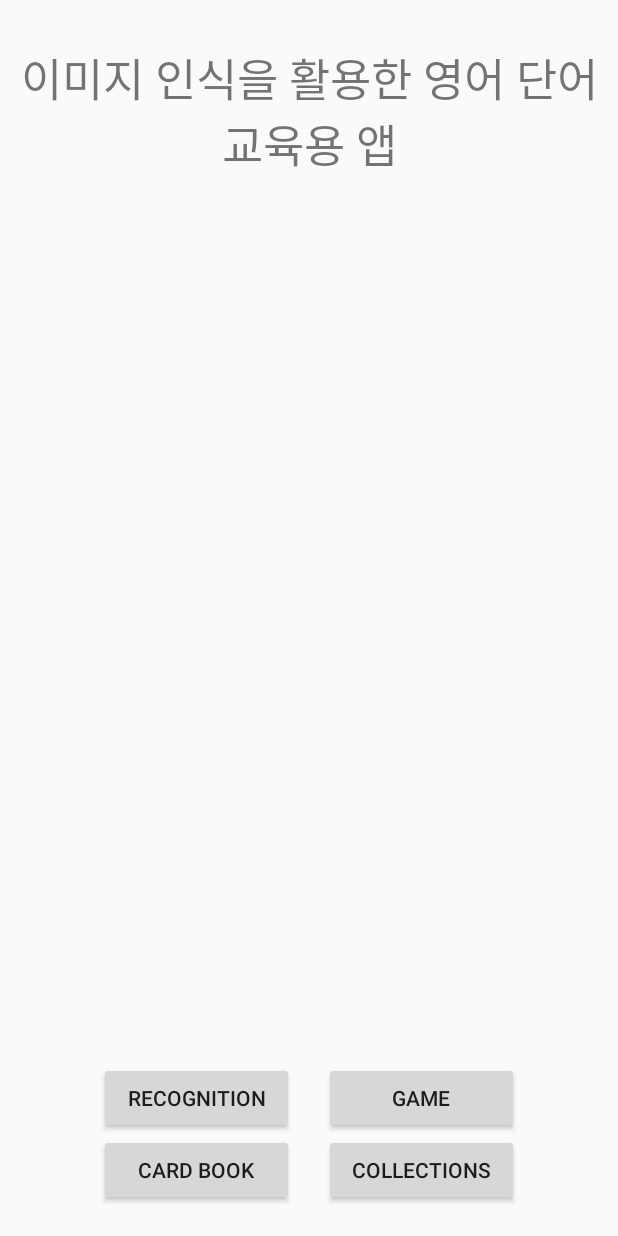
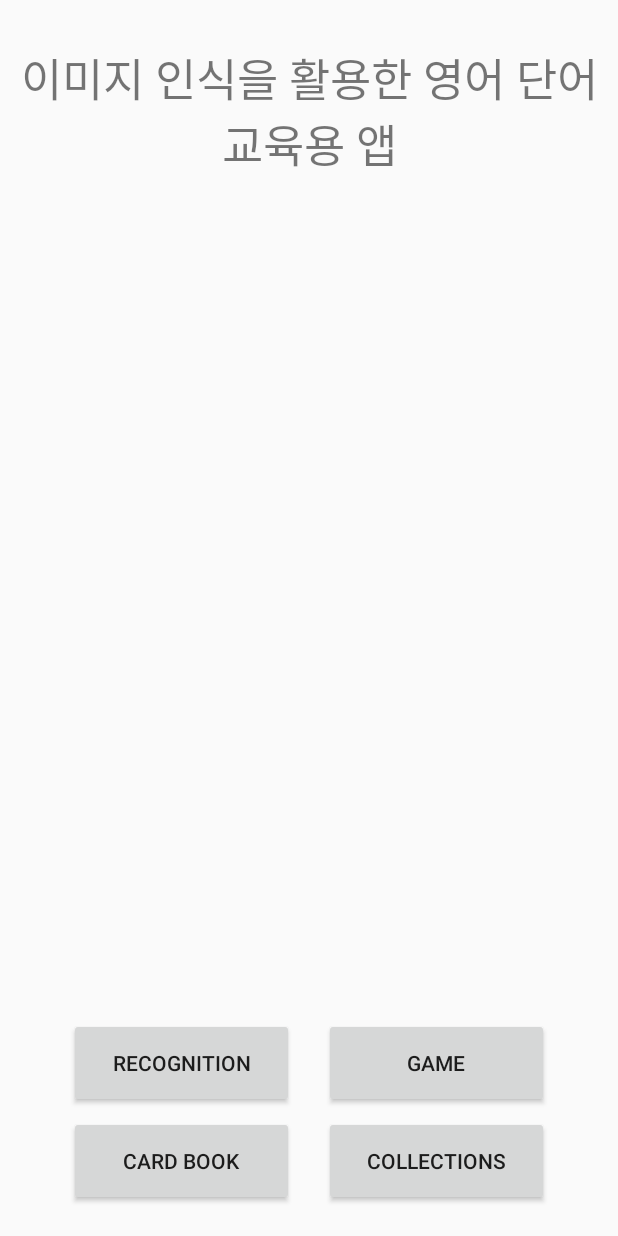
Before and after one commit to Onedelay/Alphago, an Android app: the layout activity_main.xml on its own in the app's theme, with its tools: preview values and no code run, on a phone screen of 412 x 824 dp. Run offline under Robolectric (Android 15) with nearby library versions, the phone set to English and light mode, and no system bars.

Commit message:
180108 2차 삽질중

```diff
--- a/app/src/main/AndroidManifest.xml
+++ b/app/src/main/AndroidManifest.xml
@@ -18,6 +18,7 @@
                 <category android:name="android.intent.category.LAUNCHER" />
             </intent-filter>
         </activity>
+        <activity android:name=".activity.ImageRecognitionActivity"></activity>
     </application>
 
 </manifest>
--- /dev/null
+++ b/app/src/main/res/drawable/basic_border.xml
@@ -0,0 +1,5 @@
+<?xml version="1.0" encoding="utf-8"?>
+<shape xmlns:android="http://schemas.android.com/apk/res/android" android:shape="rectangle" >
+    <solid android:color="#ffff" />
+    <stroke android:width="1dip" android:color="#cecece" android:dashGap="4dip" android:dashWidth="10dip"/>
+</shape>
--- a/app/src/main/res/layout/activity_main.xml
+++ b/app/src/main/res/layout/activity_main.xml
@@ -26,26 +26,28 @@
 
     <Button
         android:id="@+id/btn_recognition"
-        android:layout_width="130dp"
-        android:layout_height="wrap_content"
+        android:layout_width="150dp"
+        android:layout_height="60dp"
         android:text="Recognition"
         app:layout_constraintRight_toLeftOf="@id/guideline"
         app:layout_constraintBottom_toTopOf="@+id/btn_card_book"
-        android:layout_marginRight="10dp"/>
+        android:layout_marginRight="10dp"
+        android:layout_marginBottom="5dp"/>
 
     <Button
         android:id="@+id/btn_game"
-        android:layout_width="130dp"
-        android:layout_height="wrap_content"
+        android:layout_width="150dp"
+        android:layout_height="60dp"
         android:text="Game"
         app:layout_constraintLeft_toLeftOf="@id/guideline"
         app:layout_constraintBottom_toTopOf="@+id/btn_collection"
-        android:layout_marginLeft="10dp"/>
+        android:layout_marginLeft="10dp"
+        android:layout_marginBottom="5dp"/>
 
     <Button
         android:id="@+id/btn_card_book"
-        android:layout_width="130dp"
-        android:layout_height="wrap_content"
+        android:layout_width="150dp"
+        android:layout_height="60dp"
         android:text="Card book"
         app:layout_constraintRight_toLeftOf="@id/guideline"
         app:layout_constraintBottom_toBottomOf="@id/btn_collection"
@@ -53,8 +55,8 @@
 
     <Button
         android:id="@+id/btn_collection"
-        android:layout_width="130dp"
-        android:layout_height="wrap_content"
+        android:layout_width="150dp"
+        android:layout_height="60dp"
         android:text="Collections"
         app:layout_constraintLeft_toLeftOf="@id/guideline"
         app:layout_constraintBottom_toBottomOf="parent"
--- a/app/src/main/res/values/styles.xml
+++ b/app/src/main/res/values/styles.xml
@@ -6,6 +6,8 @@
         <item name="colorPrimary">@color/colorPrimary</item>
         <item name="colorPrimaryDark">@color/colorPrimaryDark</item>
         <item name="colorAccent">@color/colorAccent</item>
+        <item name="windowActionBar">false</item>
+        <item name="windowNoTitle">true</item>
     </style>
 
 </resources>
```
Also changed, not shown: app/src/main/java/com/alphago/alphago/activity/ImageRecognitionActivity.java (added, +26 -0 lines), app/src/main/java/com/alphago/alphago/fragment/ImageSelectionMethodDialog.java (+113 -2 lines), app/src/main/res/layout/activity_image_recognition.xml (added, +62 -0 lines).
